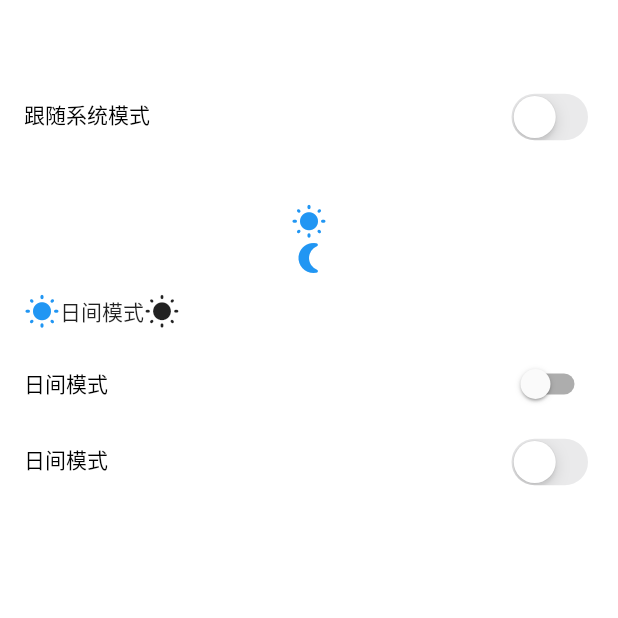
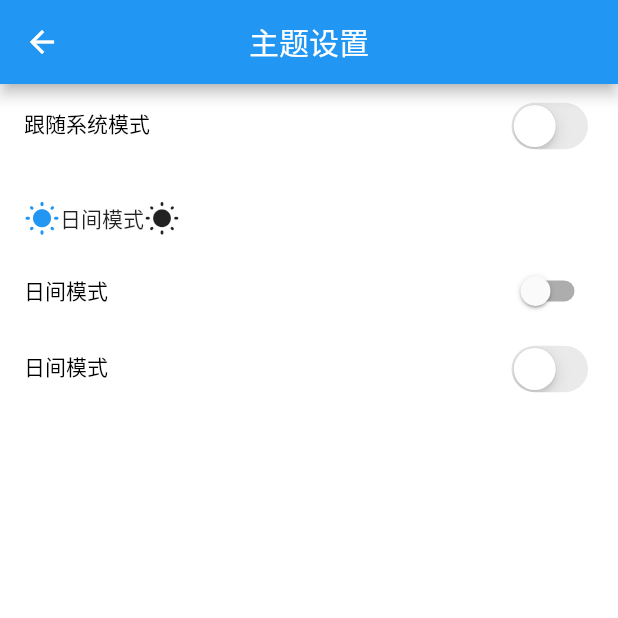
Before and after one commit to JerryAlexLiang/flutter_wan_android_getx, a Flutter app: the screen it shows after launch, item 5 of the bottom bar chosen, after a tap on "更改主题", on a phone screen of 412 x 824 dp, the top half of it. Run offline on Flutter 3.47's test engine with Material 2 defaults, Android fonts, the phone set to English and light mode, and no system bars; drawn by our look-alikes of oktoast, pull_to_refresh; our stand-ins replace dio, flutter_screenutil, fluttertoast, get, logger, shared_preferences.

Commit message:
[develop] 使用GetX和SharedPreferences设置跟随系统主题模式和自定义控制日间模式和夜间模式

```diff
--- a/lib/config/config.dart
+++ b/lib/config/config.dart
@@ -4,7 +4,7 @@ import 'package:flutter/cupertino.dart';
 import 'package:flutter/material.dart';
 import 'package:flutter/services.dart';
 import 'package:flutter_wan_android_getx/http/dio_util.dart';
-import 'package:flutter_wan_android_getx/page/setting/setting_controller.dart';
+import 'package:flutter_wan_android_getx/page/setting/theme/theme_setting_controller.dart';
 import 'package:flutter_wan_android_getx/theme/app_theme.dart';
 import 'package:flutter_wan_android_getx/utils/logger_util.dart';
 import 'package:get/get.dart';
@@ -46,7 +46,7 @@ class Config {
     await Get.putAsync(() => SharedPreferences.getInstance());
     Get.lazyPut(() => DioUtil());
 
-    var settingController = Get.put<SettingController>(SettingController());
+    var themeSettingController = Get.put<ThemeSettingController>(ThemeSettingController());
 
     //初始化状态栏
     initStatusBar();
@@ -54,12 +54,12 @@ class Config {
     //初始化默认主题
     var themeData =
         Get.find<SharedPreferences>().getString(ThemeKey.keyAppThemeData);
-    settingController.changeThemeData(themeData ?? ThemeKey.lightTheme);
+    themeSettingController.changeThemeData(themeData ?? ThemeKey.lightTheme);
 
     //是否跟随系统自动切换暗色模式
     bool? themeMode =
         Get.find<SharedPreferences>().getBool(ThemeKey.keyAppThemeMode);
-    settingController.openSystemThemeMode(themeMode ?? false);
+    themeSettingController.openSystemThemeMode(themeMode ?? false);
 
 
     LoggerUtil.d("========> themeData:  $themeData");
--- a/lib/page/mine/mine_page.dart
+++ b/lib/page/mine/mine_page.dart
@@ -1,5 +1,7 @@
 import 'package:flutter/material.dart';
-import 'package:flutter_wan_android_getx/page/setting/setting_page.dart';
+import 'package:flutter_wan_android_getx/page/setting/theme/theme_setting_controller.dart';
+import 'package:flutter_wan_android_getx/page/setting/theme/theme_setting_page.dart';
+import 'package:flutter_wan_android_getx/theme/app_theme.dart';
 import 'package:flutter_wan_android_getx/utils/logger_util.dart';
 import 'package:get/get.dart';
 
@@ -15,9 +17,26 @@ class MinePage extends StatelessWidget {
       child: MaterialButton(
         onPressed: () {
           navigator!
-              .push(MaterialPageRoute(builder: (context) => SettingPage()));
+              .push(
+              MaterialPageRoute(builder: (context) => ThemeSettingPage()));
         },
-        child: const Text('更改主题'),
+        // child: const Text('更改主题'),
+        child: Row(
+          children: [
+            GetX<ThemeSettingController>(
+              init: ThemeSettingController(),
+              initState: (_) {},
+              builder: (controller) {
+                return Icon(
+                  controller.themeKeyValue == ThemeKey.darkTheme
+                      ? Icons.nightlight_round
+                      : Icons.wb_sunny_rounded,
+                );
+              },
+            ),
+            const Expanded(child: Text('更改主题'),),
+          ],
+        ),
       ),
     );
   }
--- a/lib/page/setting/setting_binding.dart
+++ /dev/null
@@ -1,10 +0,0 @@
-import 'package:get/get.dart';
-
-import 'setting_controller.dart';
-
-class SettingBinding extends Bindings {
-  @override
-  void dependencies() {
-    Get.lazyPut(() => SettingController());
-  }
-}
--- a/lib/page/setting/setting_page.dart
+++ /dev/null
@@ -1,97 +0,0 @@
-import 'package:flutter/cupertino.dart';
-import 'package:flutter/material.dart';
-import 'package:flutter_wan_android_getx/theme/app_theme.dart';
-import 'package:flutter_wan_android_getx/utils/sp_util.dart';
-import 'package:fluttertoast/fluttertoast.dart';
-import 'package:get/get.dart';
-
-import 'setting_controller.dart';
-
-class SettingPage extends StatelessWidget {
-  final controller = Get.find<SettingController>();
-
-  SettingPage({Key? key}) : super(key: key);
-
-  @override
-  Widget build(BuildContext context) {
-    return Center(
-      child: Column(
-        children: [
-          const SizedBox(
-            height: 50,
-          ),
-          ListTile(
-            leading: Text(
-              '跟随系统模式',
-              style: Get.textTheme.bodyText1,
-            ),
-            trailing: CupertinoSwitch(
-              value: controller.systemThemeMode,
-              onChanged: (toggles) => controller.openSystemThemeMode(toggles),
-            ),
-            onTap: () => Fluttertoast.showToast(msg: "msg"),
-          ),
-          const SizedBox(
-            height: 30,
-          ),
-          Offstage(
-            offstage: controller.systemThemeMode,
-            child: Column(
-              children: [
-                const Icon(Icons.wb_sunny_rounded),
-                const Icon(Icons.nightlight_round),
-                MaterialButton(
-                  onPressed: () {
-                    controller.changeThemeData(Get.isDarkMode
-                        ? ThemeKey.lightTheme
-                        : ThemeKey.darkTheme);
-                  },
-                  child: Row(
-                    children: [
-                      Icon(
-                        Get.isDarkMode
-                            ? Icons.nightlight_round
-                            : Icons.wb_sunny_rounded,
-                        color: Get.iconColor,
-                      ),
-                      // Text(Get.isDarkMode ? '夜间模式' : '日间模式'),
-                      Text(controller.themeKey.toString()),
-                      Icon(
-                        controller.themeKey == ThemeKey.darkTheme
-                            ? Icons.nightlight_round
-                            : Icons.wb_sunny_rounded,
-                      )
-                    ],
-                  ),
-                ),
-                SwitchListTile(
-                  dense: true,
-                  //当前为夜间模式的时候为开启状态
-                  value: controller.themeKey == ThemeKey.darkTheme,
-                  title: Text(
-                    controller.themeKey.toString(),
-                    style: Get.textTheme.bodyText1,
-                  ),
-                  onChanged: (toggles) => controller.changeThemeData(
-                      toggles ? ThemeKey.darkTheme : ThemeKey.lightTheme),
-                ),
-                ListTile(
-                  leading: Text(
-                    controller.themeKey.toString(),
-                    style: Get.textTheme.bodyText1,
-                  ),
-                  trailing: CupertinoSwitch(
-                    value: controller.themeKey == ThemeKey.darkTheme,
-                    onChanged: (toggles) => controller.changeThemeData(
-                        toggles ? ThemeKey.darkTheme : ThemeKey.lightTheme),
-                  ),
-                  onTap: () => Fluttertoast.showToast(msg: "msg"),
-                ),
-              ],
-            ),
-          ),
-        ],
-      ),
-    );
-  }
-}
--- /dev/null
+++ b/lib/page/setting/theme/theme_setting_binding.dart
@@ -0,0 +1,10 @@
+import 'package:get/get.dart';
+
+import 'theme_setting_controller.dart';
+
+class ThemeSettingBinding extends Bindings {
+  @override
+  void dependencies() {
+    Get.lazyPut(() => ThemeSettingController());
+  }
+}
--- a/lib/page/setting/setting_controller.dart
+++ b/lib/page/setting/theme/theme_setting_controller.dart
@@ -3,22 +3,27 @@ import 'package:flutter_wan_android_getx/theme/app_theme.dart';
 import 'package:flutter_wan_android_getx/utils/sp_util.dart';
 import 'package:get/get.dart';
 
-class SettingController extends GetxController {
+class ThemeSettingController extends GetxController {
   /// 主题设置
   final _themeKeyObs = "".obs;
 
-  String get themeKey => _themeKeyObs.value;
+  get themeKeyValue => _themeKeyObs.value;
 
-  final _systemThemeMode = false.obs;
+  set themeKeyValue(string) => _themeKeyObs.value = string;
 
-  bool get systemThemeMode => _systemThemeMode.value;
+  final _systemThemeModeObs = false.obs;
+
+  bool get systemThemeModeValue => _systemThemeModeObs.value;
+
+  set systemThemeModeValue(value) => _systemThemeModeObs.value = value;
 
   ///保存当前选择的主题
   void changeThemeData(String themeKey) async {
     //改变主题
     Get.changeTheme(themeDataList![themeKey]!);
     //本地保存主题
-    _themeKeyObs.value = themeKey;
+    // _themeKeyObs.value = themeKey;
+    themeKeyValue = themeKey;
     //saveAppThemeData
     SpUtil.saveAppThemeData(themeKey);
   }
@@ -27,7 +32,8 @@ class SettingController extends GetxController {
     openSystemThemeMode
         ? Get.changeThemeMode(ThemeMode.system)
         : Get.changeThemeMode(ThemeMode.light);
-    _systemThemeMode.value = openSystemThemeMode;
+    // _systemThemeModeObs.value = openSystemThemeMode;
+    systemThemeModeValue = openSystemThemeMode;
     SpUtil.saveOpenAppSystemThemeMode(openSystemThemeMode);
   }
 }
--- /dev/null
+++ b/lib/page/setting/theme/theme_setting_page.dart
@@ -0,0 +1,97 @@
+import 'package:flutter/cupertino.dart';
+import 'package:flutter/material.dart';
+import 'package:flutter_wan_android_getx/theme/app_theme.dart';
+import 'package:fluttertoast/fluttertoast.dart';
+import 'package:get/get.dart';
+
+import 'theme_setting_controller.dart';
+
+class ThemeSettingPage extends StatelessWidget {
+  final controller = Get.find<ThemeSettingController>();
+
+  ThemeSettingPage({Key? key}) : super(key: key);
+
+  @override
+  Widget build(BuildContext context) {
+    return Scaffold(
+      appBar: AppBar(
+        title: const Text('主题设置'),
+        centerTitle: true,
+      ),
+      body: Center(
+        child: ListView(
+          children: [
+            ListTile(
+              leading: Text(
+                '跟随系统模式',
+                style: Get.textTheme.bodyText1,
+              ),
+              trailing: CupertinoSwitch(
+                value: controller.systemThemeModeValue,
+                onChanged: (toggles) => controller.openSystemThemeMode(toggles),
+              ),
+              onTap: () => Fluttertoast.showToast(msg: "msg"),
+            ),
+            const SizedBox(
+              height: 10,
+            ),
+            Offstage(
+              offstage: controller.systemThemeModeValue,
+              child: Column(
+                children: [
+                  MaterialButton(
+                    onPressed: () {
+                      controller.changeThemeData(Get.isDarkMode
+                          ? ThemeKey.lightTheme
+                          : ThemeKey.darkTheme);
+                    },
+                    child: Row(
+                      children: [
+                        Icon(
+                          Get.isDarkMode
+                              ? Icons.nightlight_round
+                              : Icons.wb_sunny_rounded,
+                          color: Get.iconColor,
+                        ),
+                        Text(Get.isDarkMode ? '夜间模式' : '日间模式'),
+                        // Text(controller.themeKey.toString()),
+                        Icon(
+                          controller.themeKeyValue == ThemeKey.darkTheme
+                              ? Icons.nightlight_round
+                              : Icons.wb_sunny_rounded,
+                        ),
+                      ],
+                    ),
+                  ),
+                  SwitchListTile(
+                    dense: true,
+                    //当前为夜间模式的时候为开启状态
+                    value: controller.themeKeyValue == ThemeKey.darkTheme,
+                    title: Text(
+                      controller.themeKeyValue,
+                      style: Get.textTheme.bodyText1,
+                    ),
+                    onChanged: (toggles) => controller.changeThemeData(
+                        toggles ? ThemeKey.darkTheme : ThemeKey.lightTheme),
+                  ),
+                  ListTile(
+                    leading: Text(
+                      controller.themeKeyValue,
+                      style: Get.textTheme.bodyText1,
+                    ),
+                    trailing: CupertinoSwitch(
+                      value: controller.themeKeyValue == ThemeKey.darkTheme,
+                      onChanged: (toggles) => controller.changeThemeData(
+                          toggles ? ThemeKey.darkTheme : ThemeKey.lightTheme),
+                    ),
+                    onTap: () => Fluttertoast.showToast(msg: "msg"),
+                  ),
+                ],
+              ),
+            ),
+          ],
+        ),
+      ),
+    );
+  }
+}
```
